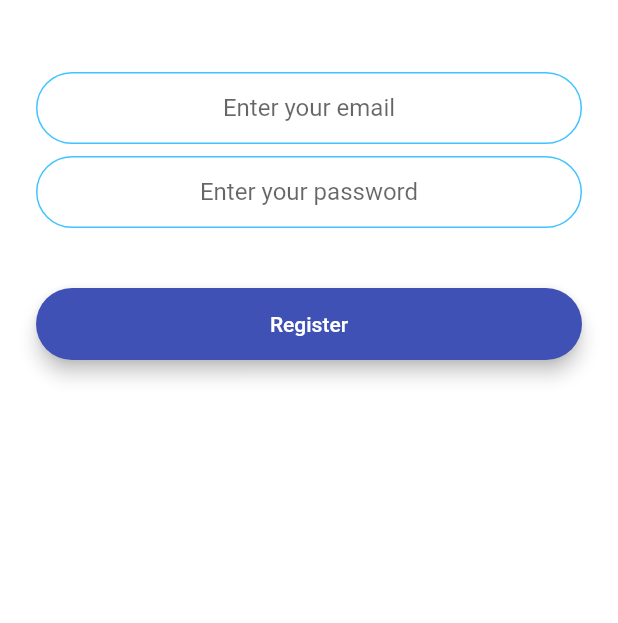
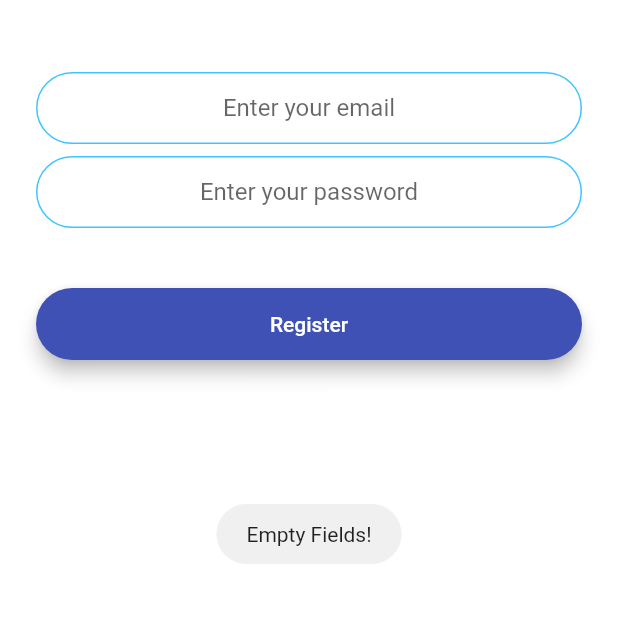
Before and after one commit to SUBASISHGHOSH/Fire_chat, a Flutter app: the RegistrationScreen screen opened by its route, after a tap on "Register", on a phone screen of 412 x 824 dp, the part 576-1199 px from its top. Run offline on Flutter 3.47's test engine with Material 2 defaults, Android fonts, the phone set to English and light mode, and no system bars; drawn by our look-alikes of modal_progress_hud_nsn; our stand-ins replace animated_text_kit, firebase_auth, firebase_core, fluttertoast; accounts and stored records are empty.

Commit message:
completed entry pages functionalities

```diff
--- a/lib/screens/chat_screen.dart
+++ b/lib/screens/chat_screen.dart
@@ -38,8 +38,9 @@ class _ChatScreenState extends State<ChatScreen> {
         actions: <Widget>[
           IconButton(
               icon: Icon(Icons.close),
-              onPressed: () {
-                //Implement logout functionality
+              onPressed: () async {
+                await _auth.signOut();
+                Navigator.pop(context);
               }),
         ],
         title: Text('⚡️Chat'),
--- a/lib/screens/registration_screen.dart
+++ b/lib/screens/registration_screen.dart
@@ -3,6 +3,8 @@ import 'package:fire_chat/constants.dart';
 import 'package:fire_chat/screens/chat_screen.dart';
 import 'package:flutter/material.dart';
 import 'package:firebase_auth/firebase_auth.dart';
+import 'package:modal_progress_hud_nsn/modal_progress_hud_nsn.dart';
+import 'package:fluttertoast/fluttertoast.dart';
 
 class RegistrationScreen extends StatefulWidget {
   static String id = 'registration_screen';
@@ -12,11 +14,14 @@ class RegistrationScreen extends StatefulWidget {
 
 class _RegistrationScreenState extends State<RegistrationScreen> {
   final _auth = FirebaseAuth.instance;
+  bool showSpinner = false;
   String? email;
   String? password;
   @override
   Widget build(BuildContext context) {
-    return Scaffold(
+    return ModalProgressHUD(
+      inAsyncCall: showSpinner,
+      child: Scaffold(
         resizeToAvoidBottomInset: false,
         backgroundColor: Colors.white,
         body: Padding(
@@ -64,14 +69,26 @@ class _RegistrationScreenState extends State<RegistrationScreen> {
               ),
               AuthButton(
                   onPressed: () async {
+                    if (email != null && password != null) {
+                      setState(() {
+                        showSpinner = true;
+                      });
                       try {
-                    if (email != null && password != null) {
-                      final user = await _auth.createUserWithEmailAndPassword(
+                        await _auth.createUserWithEmailAndPassword(
                             email: email!, password: password!);
                         Navigator.pushNamed(context, ChatScreen.id);
+                        setState(() {
+                          showSpinner = false;
+                        });
+                      } catch (e) {
+                        setState(() {
+                          showSpinner = false;
+                          Fluttertoast.showToast(
+                              msg: '${e.toString().split(']')[1]}');
+                        });
                       }
-                  } catch (e) {
-                    print(e);
+                    } else {
+                      Fluttertoast.showToast(msg: 'Empty Fields!');
                     }
                   },
                   textData: 'Register',
@@ -79,6 +96,7 @@ class _RegistrationScreenState extends State<RegistrationScreen> {
             ],
           ),
         ),
+      ),
     );
   }
 }
--- a/pubspec.yaml
+++ b/pubspec.yaml
@@ -29,6 +29,8 @@ dependencies:
   firebase_core: ^1.4.0
   cloud_firestore: ^2.4.0
   firebase_auth: ^3.0.0
+  modal_progress_hud_nsn: ^0.1.0-nullsafety-0
+  fluttertoast: ^8.0.7
 
 dev_dependencies:
   flutter_test:
```
Also changed, not shown: lib/screens/login_screen.dart (+26 -7 lines), pubspec.lock. Lines whose indentation alone changed are shown as unchanged.
